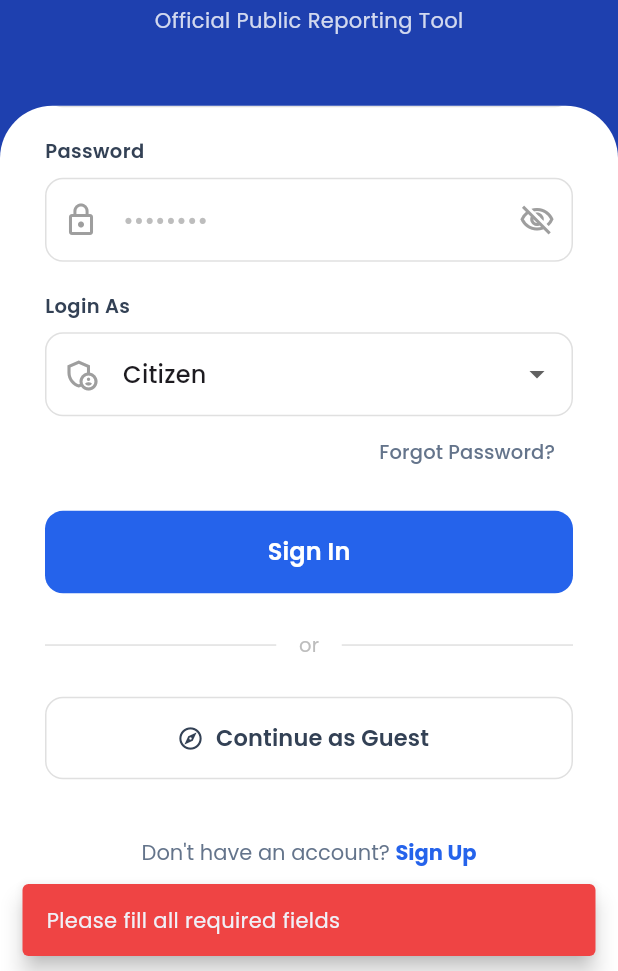
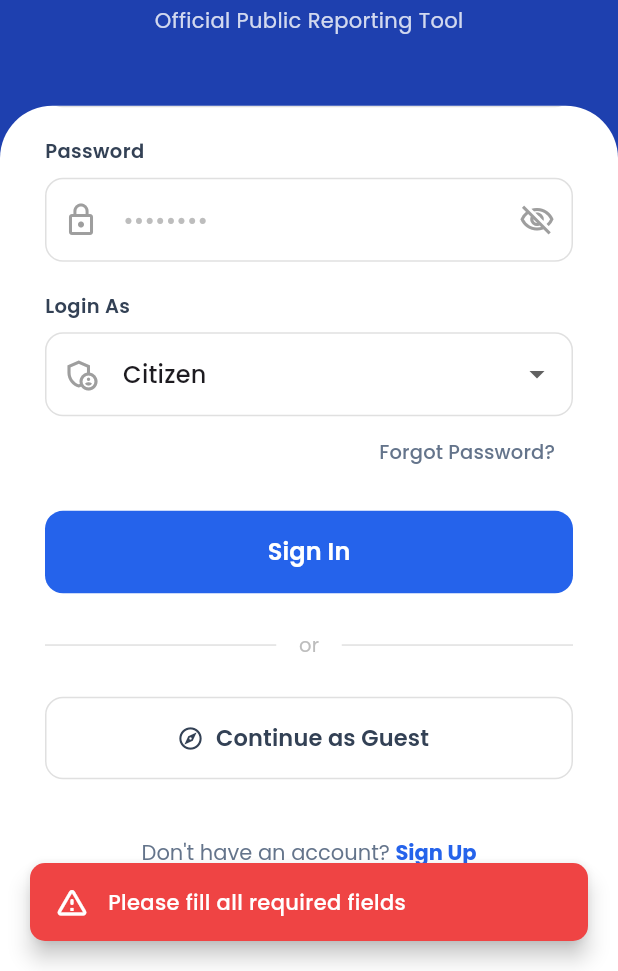
Before and after one commit to Shashankdsss/civic-_issue_reporting_app, a Flutter app: the screen it shows after launch, scrolled down 215 dp, after a tap on "Sign In", on a phone screen of 412 x 824 dp, the part 265-1236 px from its top. Run offline on Flutter 3.47's test engine with Material 3 defaults, Android fonts, the phone set to English and light mode, and no system bars; our stand-ins replace fl_chart, flutter_dotenv, flutter_local_notifications, flutter_map, flutter_markdown, geocoding and 9 more; missing offline and left inert: tflite_flutter; accounts and stored records are empty.

```diff
--- a/lib/main.dart
+++ b/lib/main.dart
@@ -44,12 +44,6 @@ class CivicIssueApp extends StatelessWidget {
 
   const CivicIssueApp({super.key, required this.initialRoute});
 
-  Widget _getInitialWidget() {
-    if (initialRoute == '/login') return const LoginScreen();
-    if (initialRoute == '/admin') return const AdminDashboardScreen();
-    return const MainScreen();
-  }
-
   @override
   Widget build(BuildContext context) {
     return ValueListenableBuilder<ThemeMode>(
@@ -95,8 +89,9 @@ class CivicIssueApp extends StatelessWidget {
                   backgroundColor: Color(0xFF1E293B),
                 ),
               ),
-              home: _getInitialWidget(),
+              initialRoute: initialRoute,
               routes: {
+                '/': (context) => const MainScreen(),
                 '/login': (context) => const LoginScreen(),
                 '/register': (context) => const RegisterScreen(),
                 '/report': (context) => const ReportScreen(),
--- a/lib/screens/login_screen.dart
+++ b/lib/screens/login_screen.dart
@@ -14,14 +14,23 @@ class _LoginScreenState extends State<LoginScreen> {
   final TextEditingController _emailController = TextEditingController();
   final TextEditingController _passController = TextEditingController();
   final TextEditingController _passkeyController = TextEditingController();
+  final FocusNode _emailFocusNode = FocusNode();
   bool _isLoading = false;
   bool _obscurePassword = true;
   String _selectedRole = 'Citizen'; // Default role
+  String? _savedEmail;
+  String? _savedPass;
+  bool _showSavedSuggestion = false;
 
   @override
   void initState() {
     super.initState();
     _loadSavedCredentials();
+    _emailFocusNode.addListener(() {
+      setState(() {
+        _showSavedSuggestion = _emailFocusNode.hasFocus && _savedEmail != null && _emailController.text.isEmpty;
+      });
+    });
   }
 
   @override
@@ -29,20 +38,16 @@ class _LoginScreenState extends State<LoginScreen> {
     _emailController.dispose();
     _passController.dispose();
     _passkeyController.dispose();
+    _emailFocusNode.dispose();
     super.dispose();
   }
 
   Future<void> _loadSavedCredentials() async {
     final prefs = await SharedPreferences.getInstance();
-    final savedEmail = prefs.getString('saved_email');
-    final savedPass = prefs.getString('saved_pass');
-
-    if (savedEmail != null && savedPass != null) {
-      setState(() {
-        _emailController.text = savedEmail;
-        _passController.text = savedPass;
-      });
-    }
+    setState(() {
+      _savedEmail = prefs.getString('saved_email');
+      _savedPass = prefs.getString('saved_pass');
+    });
   }
 
   Future<void> _saveCredentials(String email, String pass) async {
@@ -60,9 +65,23 @@ class _LoginScreenState extends State<LoginScreen> {
     if (email.isEmpty || pass.isEmpty || (_selectedRole == 'Admin' && passkey.isEmpty)) {
       ScaffoldMessenger.of(context).showSnackBar(
         SnackBar(
-          content: const Text("Please fill all required fields"),
+          content: Row(
+            children: [
+              const Icon(Icons.warning_amber_rounded, color: Colors.white),
+              const SizedBox(width: 12),
+              Expanded(
+                child: Text(
+                  "Please fill all required fields",
+                  style: GoogleFonts.poppins(color: Colors.white, fontWeight: FontWeight.w500),
+                ),
+              ),
+            ],
+          ),
           backgroundColor: const Color(0xFFEF4444),
           behavior: SnackBarBehavior.floating,
+          shape: RoundedRectangleBorder(borderRadius: BorderRadius.circular(10)),
+          margin: const EdgeInsets.symmetric(horizontal: 20, vertical: 20),
+          elevation: 6,
         ),
       );
       return;
@@ -80,7 +99,57 @@ class _LoginScreenState extends State<LoginScreen> {
       if (!mounted) return;
 
       if (user != null) {
-        await _saveCredentials(email, pass);
+        bool shouldSave = false;
+
+        if (_selectedRole == 'Admin') {
+          shouldSave = false;
+        } else if (_savedEmail == email) {
+          shouldSave = true;
+        } else {
+          // Ask if they want to save credentials before continuing
+          shouldSave = await showDialog<bool>(
+            context: context,
+            barrierDismissible: false,
+            builder: (context) => AlertDialog(
+              shape: RoundedRectangleBorder(borderRadius: BorderRadius.circular(15)),
+              title: Text(
+                "Save Login?",
+                style: GoogleFonts.poppins(fontWeight: FontWeight.bold, color: const Color(0xFF1E293B)),
+              ),
+              content: Text(
+                "Would you like to securely save your login details on this device for next time?",
+                style: GoogleFonts.poppins(color: Colors.grey[700]),
+              ),
+              actions: [
+                TextButton(
+                  onPressed: () => Navigator.pop(context, false),
+                  child: Text(
+                    "Not Now",
+                    style: GoogleFonts.poppins(color: Colors.grey[600], fontWeight: FontWeight.w600),
+                  ),
+                ),
+                ElevatedButton(
+                  onPressed: () => Navigator.pop(context, true),
+                  style: ElevatedButton.styleFrom(
+                    backgroundColor: const Color(0xFF2563EB),
+                    foregroundColor: Colors.white,
+                    shape: RoundedRectangleBorder(borderRadius: BorderRadius.circular(10)),
+                  ),
+                  child: Text("Save", style: GoogleFonts.poppins(fontWeight: FontWeight.w600)),
+                ),
+              ],
+            ),
+          ) ?? false;
+        }
+
+        if (shouldSave) {
+          await _saveCredentials(email, pass);
+        } else {
+          final prefs = await SharedPreferences.getInstance();
+          await prefs.remove('saved_email');
+          await prefs.remove('saved_pass');
+        }
+
         if (!mounted) return;
         if (user.role == 'admin') {
           Navigator.pushReplacementNamed(context, '/admin');
@@ -92,9 +161,23 @@ class _LoginScreenState extends State<LoginScreen> {
       if (!mounted) return;
       ScaffoldMessenger.of(context).showSnackBar(
         SnackBar(
-          content: Text(e.toString().replaceAll('Exception: ', '')),
+          content: Row(
+            children: [
+              const Icon(Icons.error_outline, color: Colors.white),
+              const SizedBox(width: 12),
+              Expanded(
+                child: Text(
+                  e.toString().replaceAll('Exception: ', ''),
+                  style: GoogleFonts.poppins(color: Colors.white, fontWeight: FontWeight.w500),
+                ),
+              ),
+            ],
+          ),
           backgroundColor: const Color(0xFFEF4444),
           behavior: SnackBarBehavior.floating,
+          shape: RoundedRectangleBorder(borderRadius: BorderRadius.circular(10)),
+          margin: const EdgeInsets.symmetric(horizontal: 20, vertical: 20),
+          elevation: 6,
         ),
       );
     } finally {
@@ -211,7 +294,13 @@ class _LoginScreenState extends State<LoginScreen> {
                       const SizedBox(height: 8),
                       TextField(
                         controller: _emailController,
+                        focusNode: _emailFocusNode,
                         keyboardType: TextInputType.emailAddress,
+                        onChanged: (val) {
+                          setState(() {
+                            _showSavedSuggestion = val.isEmpty && _savedEmail != null;
+                          });
+                        },
                         decoration: InputDecoration(
                           hintText: "citizen@example.com",
                           hintStyle: TextStyle(color: Colors.grey[400]),
@@ -229,6 +318,49 @@ class _LoginScreenState extends State<LoginScreen> {
                           ),
                         ),
                       ),
+                      if (_showSavedSuggestion && _savedEmail != null && _selectedRole != 'Admin')
+                        GestureDetector(
+                          onTap: () {
+                            setState(() {
+                              _emailController.text = _savedEmail!;
+                              _passController.text = _savedPass ?? '';
+                              _showSavedSuggestion = false;
+                              _emailFocusNode.unfocus();
+                            });
+                          },
+                          child: Container(
+                            margin: const EdgeInsets.only(top: 6),
+                            padding: const EdgeInsets.symmetric(horizontal: 16, vertical: 12),
+                            decoration: BoxDecoration(
+                              color: Colors.blue.shade50,
+                              borderRadius: BorderRadius.circular(10),
+                              border: Border.all(color: Colors.blue.shade200),
+                            ),
+                            child: Row(
+                              children: [
+                                Icon(Icons.account_circle, color: Colors.blue.shade700, size: 20),
+                                const SizedBox(width: 10),
+                                Expanded(
+                                  child: Text(
+                                    _savedEmail!,
+                                    style: GoogleFonts.poppins(
+                                      color: Colors.blue.shade900,
+                                      fontWeight: FontWeight.w500,
+                                      fontSize: 13,
+                                    ),
+                                  ),
+                                ),
+                                Text(
+                                  "Tap to autofill",
+                                  style: GoogleFonts.poppins(
+                                    color: Colors.blue.shade600,
+                                    fontSize: 10,
+                                  ),
+                                ),
+                              ],
+                            ),
+                          ),
+                        ),
                       const SizedBox(height: 20),
 
                       // ── Password Field ──
```
Also changed, not shown: 1 other file.
